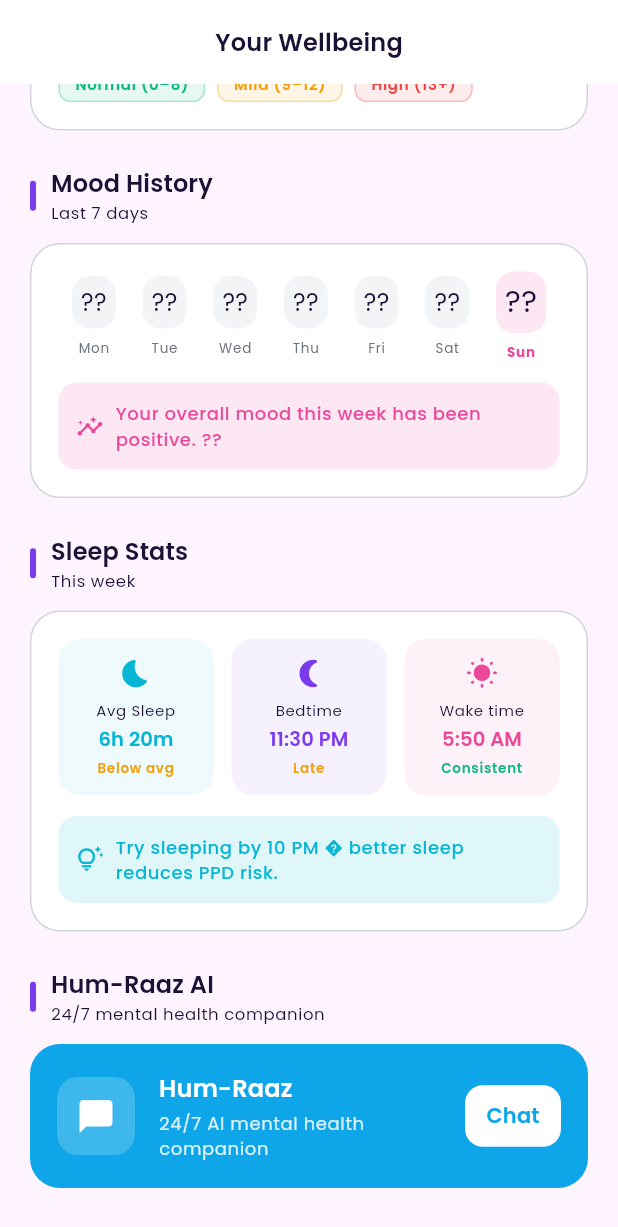
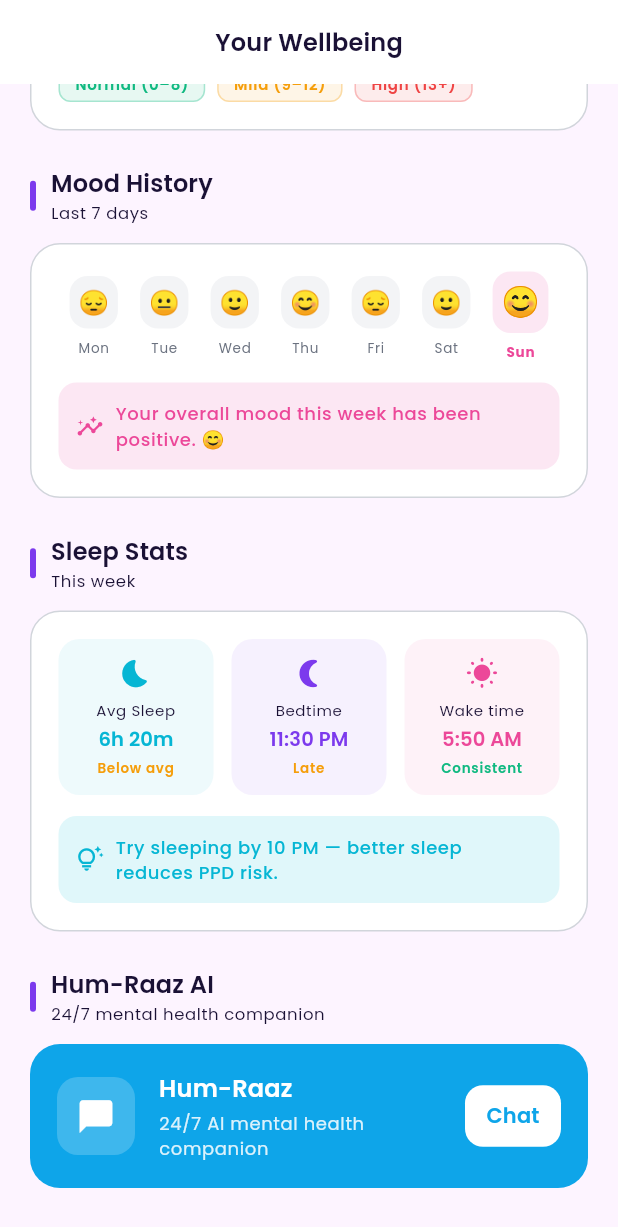
Before and after one commit to AhmadAfzal16/HerCare, a Flutter app: the WellbeingScreen screen opened directly, scrolled down 301 dp, on a phone screen of 412 x 824 dp. Shown: the top 1227 px of the screen. Run offline on Flutter 3.47's test engine with Material 3 defaults, Android fonts, the phone set to English and light mode, and no system bars; our stand-ins replace dio, flutter_dotenv, flutter_secure_storage, go_router, google_fonts, pretty_dio_logger and 1 more; accounts and stored records are empty.

Commit message:
Restore all Urdu text and emojis in wellbeing screen

```diff
--- a/hercare_flutter/lib/presentation/wellbeing/wellbeing_screen.dart
+++ b/hercare_flutter/lib/presentation/wellbeing/wellbeing_screen.dart
@@ -33,7 +33,7 @@
                 onPressed: () => Navigator.of(context).pop(),
               ),
         title: Text(
-          isUrdu ? '?? ?? ???' : 'Your Wellbeing',
+          isUrdu ? 'آپ کی صحت' : 'Your Wellbeing',
           style: AppTextStyles.titleMedium,
         ),
         centerTitle: true,
@@ -44,29 +44,29 @@
         cacheExtent: 600,
         children: [
           _SectionHeader(
-            title: isUrdu ? 'EPDS ?????' : 'EPDS Score',
-            subtitle: isUrdu ? '??????? ????????' : 'Edinburgh Screening',
+            title: isUrdu ? 'EPDS اسکور' : 'EPDS Score',
+            subtitle: isUrdu ? 'ایڈنبرا اسکریننگ' : 'Edinburgh Screening',
           ),
           const SizedBox(height: 12),
           RepaintBoundary(child: _EpdsScoreCard(isUrdu: isUrdu)),
           const SizedBox(height: 24),
           _SectionHeader(
-            title: isUrdu ? '??? ?? ?????' : 'Mood History',
-            subtitle: isUrdu ? '????? 7 ??' : 'Last 7 days',
+            title: isUrdu ? 'موڈ کی تاریخ' : 'Mood History',
+            subtitle: isUrdu ? 'پچھلے 7 دن' : 'Last 7 days',
           ),
           const SizedBox(height: 12),
           RepaintBoundary(child: _MoodHistoryCard(isUrdu: isUrdu)),
           const SizedBox(height: 24),
           _SectionHeader(
-            title: isUrdu ? '???? ?? ????? ? ????' : 'Sleep Stats',
-            subtitle: isUrdu ? '????? ????' : 'This week',
+            title: isUrdu ? 'نیند کے اعداد و شمار' : 'Sleep Stats',
+            subtitle: isUrdu ? 'اس ہفتہ' : 'This week',
           ),
           const SizedBox(height: 12),
           RepaintBoundary(child: _SleepStatsCard(isUrdu: isUrdu)),
           const SizedBox(height: 24),
           _SectionHeader(
-            title: isUrdu ? '?? ??? ??? ???' : 'Hum-Raaz AI',
-            subtitle: isUrdu ? '24/7 ???? ??? ?? ?????' : '24/7 mental health companion',
+            title: isUrdu ? 'ہم راز AI' : 'Hum-Raaz AI',
+            subtitle: isUrdu ? '24/7 ذہنی صحت کا ساتھی' : '24/7 mental health companion',
           ),
           const SizedBox(height: 12),
           RepaintBoundary(child: _HumRaazCard(isUrdu: isUrdu)),
@@ -93,7 +93,7 @@
 
   static const _history = [6, 8, 7, 9, 8, 7, 8];
   static const _days    = ['Mon','Tue','Wed','Thu','Fri','Sat','Sun'];
-  static const _daysUr  = ['???','????','???','??????','????','????','?????'];
+  static const _daysUr  = ['پیر','منگل','بدھ','جمعرات','جمعہ','ہفتہ','اتوار'];
 
   @override
   Widget build(BuildContext context) {
@@ -108,7 +108,7 @@
               Column(
                 crossAxisAlignment: CrossAxisAlignment.start,
                 children: [
-                  Text(isUrdu ? '?????? ?????' : 'Current Score',
+                  Text(isUrdu ? 'موجودہ اسکور' : 'Current Score',
                       style: AppTextStyles.bodySmall),
                   const SizedBox(height: 4),
                   Row(
@@ -133,18 +133,18 @@
                   borderRadius: BorderRadius.circular(10),
                 ),
                 child: Text(
-                  isUrdu ? '? ?? ????' : '? Mild Risk',
+                  isUrdu ? '😐 معتدل خطرہ' : '😐 Mild Risk',
                   style: AppTextStyles.labelMedium.copyWith(
                       color: AppColors.success, fontWeight: FontWeight.w700),
                 ),
               ),
               const Spacer(),
-              Text(isUrdu ? '2 ?? ????' : '2 days ago',
+              Text(isUrdu ? '2 دن پہلے' : '2 days ago',
                   style: AppTextStyles.bodySmall.copyWith(fontSize: 11)),
             ],
           ),
           const SizedBox(height: 20),
-          Text(isUrdu ? '????? 7 ??????' : 'Last 7 screenings',
+          Text(isUrdu ? 'پچھلی 7 اسکریننگز' : 'Last 7 screenings',
               style: AppTextStyles.bodySmall.copyWith(fontSize: 11)),
           const SizedBox(height: 10),
           SizedBox(
@@ -186,9 +186,9 @@
             spacing: 8,
             runSpacing: 6,
             children: [
-              _RiskChip(label: isUrdu ? 'تھوڑا' : 'Normal', color: AppColors.success,  range: '0–8'),
-              _RiskChip(label: isUrdu ? 'اعتدال'  : 'Mild',   color: AppColors.warning,  range: '9–12'),
-              _RiskChip(label: isUrdu ? 'زیادہ' : 'High', color: AppColors.error,    range: '13+'),
+              _RiskChip(label: isUrdu ? 'معمول' : 'Normal', color: AppColors.success,  range: '0–8'),
+              _RiskChip(label: isUrdu ? 'معتدل' : 'Mild',   color: AppColors.warning,  range: '9–12'),
+              _RiskChip(label: isUrdu ? 'زیادہ' : 'High',   color: AppColors.error,    range: '13+'),
             ],
           ),
         ],
@@ -225,9 +225,9 @@
   final bool isUrdu;
   const _MoodHistoryCard({required this.isUrdu});
 
-  static const _moods  = ['??','??','??','??','??','??','??'];
+  static const _moods  = ['😔','😐','🙂','😊','😔','🙂','😊'];
   static const _days   = ['Mon','Tue','Wed','Thu','Fri','Sat','Sun'];
-  static const _daysUr = ['???','????','???','??????','????','????','?????'];
+  static const _daysUr = ['پیر','منگل','بدھ','جمعرات','جمعہ','ہفتہ','اتوار'];
 
   @override
   Widget build(BuildContext context) {
@@ -279,8 +279,8 @@
                 Expanded(
                   child: Text(
                     isUrdu
-                        ? '?? ???? ?? ?? ?????? ??? ???? ??? ??? ??'
-                        : 'Your overall mood this week has been positive. ??',
+                        ? 'اس ہفتے آپ کا موڈ مجموعی طور پر اچھا رہا ہے 😊'
+                        : 'Your overall mood this week has been positive. 😊',
                     style: AppTextStyles.bodySmall.copyWith(
                         color: AppColors.secondary, fontWeight: FontWeight.w500),
                   ),
@@ -309,11 +309,11 @@
         children: [
           Row(
             children: [
-              Expanded(child: _SleepStat(icon: Icons.bedtime_rounded,   color: AppColors.accent,     label: isUrdu ? '???? ????'    : 'Avg Sleep', value: '6h 20m',  sub: isUrdu ? '???? ?? ??' : 'Below avg',   subColor: AppColors.warning)),
+              Expanded(child: _SleepStat(icon: Icons.bedtime_rounded,   color: AppColors.accent,     label: isUrdu ? 'اوسط نیند'    : 'Avg Sleep', value: '6h 20m',  sub: isUrdu ? 'اوسط سے کم' : 'Below avg',   subColor: AppColors.warning)),
               const SizedBox(width: 12),
-              Expanded(child: _SleepStat(icon: Icons.nightlight_round,  color: AppColors.primary,    label: isUrdu ? '???? ?? ???'  : 'Bedtime',   value: '11:30 PM', sub: isUrdu ? '???'        : 'Late',          subColor: AppColors.warning)),
+              Expanded(child: _SleepStat(icon: Icons.nightlight_round,  color: AppColors.primary,    label: isUrdu ? 'سونے کا وقت'  : 'Bedtime',   value: '11:30 PM', sub: isUrdu ? 'دیر'        : 'Late',          subColor: AppColors.warning)),
               const SizedBox(width: 12),
-              Expanded(child: _SleepStat(icon: Icons.wb_sunny_rounded,  color: AppColors.secondary,  label: isUrdu ? '????? ?? ???' : 'Wake time',  value: '5:50 AM',  sub: isUrdu ? '???????'    : 'Consistent',   subColor: AppColors.success)),
+              Expanded(child: _SleepStat(icon: Icons.wb_sunny_rounded,  color: AppColors.secondary,  label: isUrdu ? 'جاگنے کا وقت' : 'Wake time',  value: '5:50 AM',  sub: isUrdu ? 'مستقل'    : 'Consistent',   subColor: AppColors.success)),
             ],
           ),
           const SizedBox(height: 14),
@@ -330,8 +330,8 @@
                 Expanded(
                   child: Text(
                     isUrdu
-                        ? '??? 10 ??? ???? ?? ???? ???? � ???? PPD ?? ???? ?? ?? ???? ???'
-                        : 'Try sleeping by 10 PM � better sleep reduces PPD risk.',
+                        ? 'رات 10 بجے تک سونے کی کوشش کریں — بہتر نیند PPD کا خطرہ کم کرتی ہے۔'
+                        : 'Try sleeping by 10 PM — better sleep reduces PPD risk.',
                     style: AppTextStyles.bodySmall
                         .copyWith(color: AppColors.accent, fontWeight: FontWeight.w500),
                   ),
@@ -386,7 +386,7 @@
 
   @override
   Widget build(BuildContext context) {
-    // Solid color only � no LinearGradient + BoxShadow combo (expensive)
+    // Solid color only  no LinearGradient + BoxShadow combo (expensive)
     return Container(
       padding: const EdgeInsets.all(18),
       decoration: BoxDecoration(
@@ -409,11 +409,11 @@
             child: Column(
               crossAxisAlignment: CrossAxisAlignment.start,
               children: [
-                Text(isUrdu ? '?? ???' : 'Hum-Raaz',
+                Text(isUrdu ? 'ہم راز' : 'Hum-Raaz',
                     style: AppTextStyles.titleMedium.copyWith(color: Colors.white)),
                 const SizedBox(height: 3),
                 Text(
-                  isUrdu ? '24/7 ???? ??? ?? AI ?????' : '24/7 AI mental health companion',
+                  isUrdu ? '24/7 ذہنی صحت کا AI ساتھی' : '24/7 AI mental health companion',
                   style: AppTextStyles.bodySmall
                       .copyWith(color: Colors.white.withValues(alpha: 0.85)),
                 ),
@@ -428,7 +428,7 @@
               shape: RoundedRectangleBorder(borderRadius: BorderRadius.circular(12)),
               padding: const EdgeInsets.symmetric(horizontal: 14, vertical: 10),
             ),
-            child: Text(isUrdu ? '???' : 'Chat',
+            child: Text(isUrdu ? 'چیٹ' : 'Chat',
                 style: AppTextStyles.labelLarge.copyWith(color: const Color(0xFF0EA5E9))),
           ),
         ],
```
